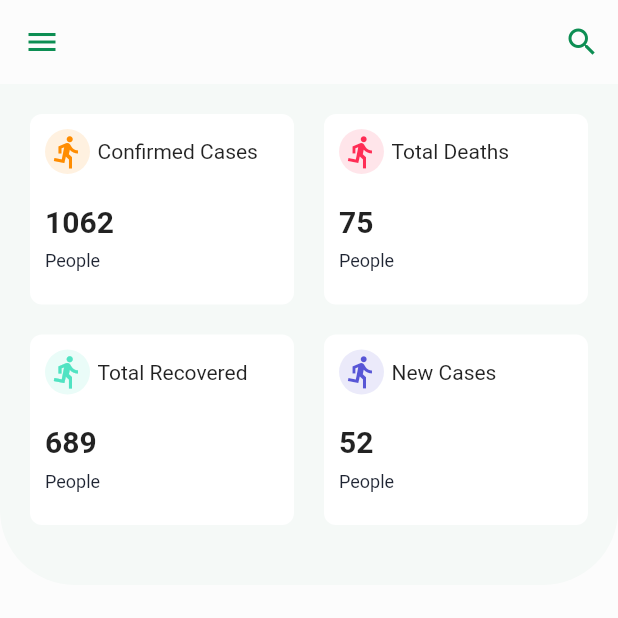
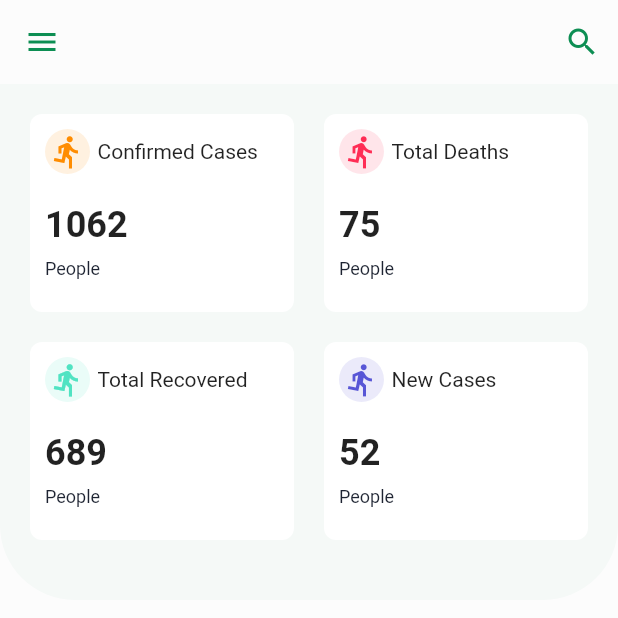
Before and after one commit to K2nate/myapp, a Flutter app: the screen it shows after launch, on a phone screen of 412 x 824 dp, the top half of it. Run offline on Flutter 3.47's test engine with Material 2 defaults, Android fonts, the phone set to English and light mode, and no system bars.

```diff
--- a/lib/widgets/info_card.dart
+++ b/lib/widgets/info_card.dart
@@ -66,7 +66,7 @@ class InfoCard extends StatelessWidget {
                           children: [
                             TextSpan(
                               text: "$effectedNum \n",
-                              style: Theme.of(context).textTheme.title.copyWith(
+                              style: Theme.of(context).textTheme.headline5.copyWith(
                                     fontWeight: FontWeight.bold,
                                   ),
                             ),
```
